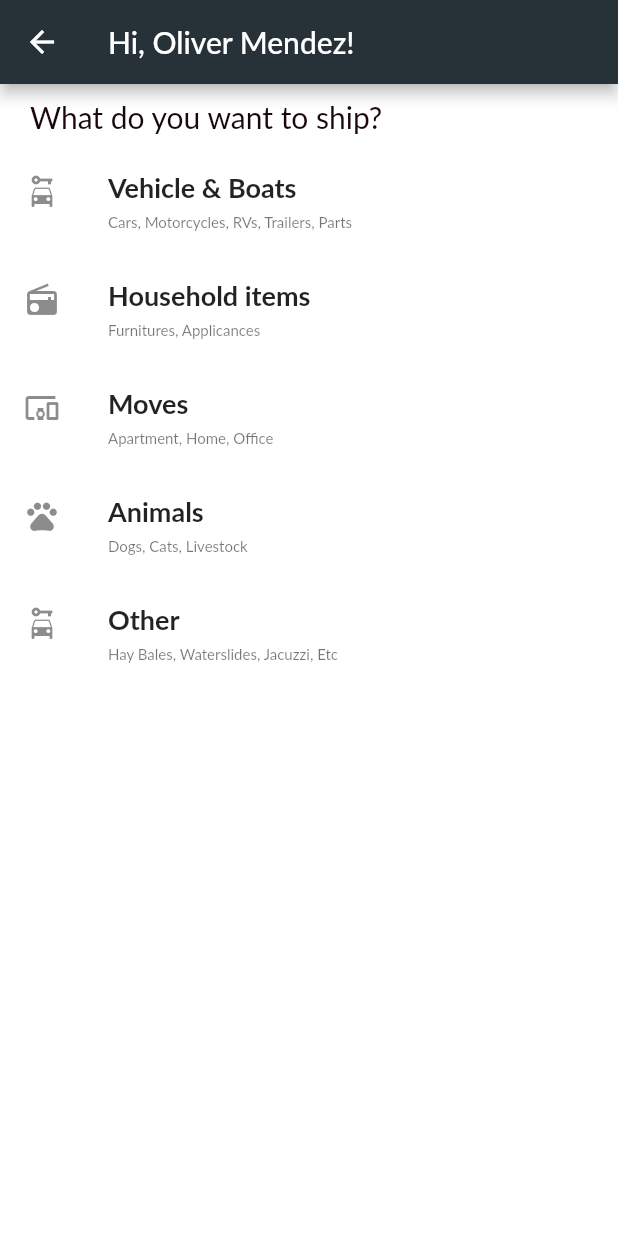
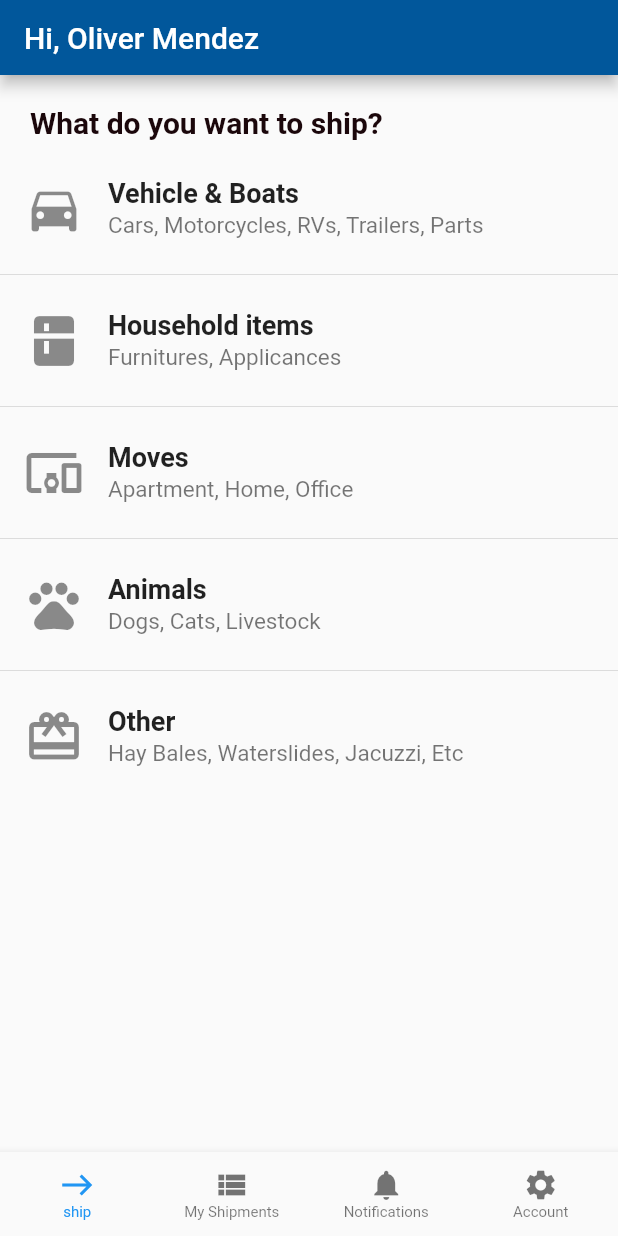
Before and after one commit to olivermendez/Sendi, a Flutter app: the HomePage screen opened by its route, after a tap on "Vehicle & Boats", on a phone screen of 412 x 824 dp. Run offline on Flutter 3.47's test engine with Material 2 defaults, Android fonts, the phone set to English and light mode, and no system bars; our stand-ins replace flutter_signin_button, google_fonts, google_maps_flutter; missing offline and left inert: awesome_card; Roboto replaces fonts that are missing (Lato).

Commit message:
Homepage deliver advanced with navigation and accountpage settings finished

```diff
--- a/sendi_app_commerce/lib/config/theme/custom_deliver_theme.dart
+++ b/sendi_app_commerce/lib/config/theme/custom_deliver_theme.dart
@@ -1,15 +1,16 @@
 import 'package:flutter/material.dart';
+import 'package:google_fonts/google_fonts.dart';
 
 ThemeData themeRider() {
   return ThemeData(
     bottomNavigationBarTheme:
-        BottomNavigationBarThemeData(selectedItemColor: Colors.red),
+        BottomNavigationBarThemeData(selectedItemColor: Colors.blue),
     primaryColor: Colors.lightBlue[900],
     primaryColorDark: Color(0xFFFC0028),
     primaryColorLight: Color(0xFFFE9AAA),
-    scaffoldBackgroundColor: Colors.white,
-    backgroundColor: Color(0xFFF5F5F5),
-    fontFamily: 'Lato',
+    //scaffoldBackgroundColor: Colors.white,
+    //backgroundColor: Color(0xFFF5F5F5),
+    //fontFamily: 'Lato',
     textTheme: TextTheme(
       headline1: TextStyle(
         color: Colors.white,
--- a/sendi_app_commerce/lib/src/components/navbar/nav_screen.dart
+++ b/sendi_app_commerce/lib/src/components/navbar/nav_screen.dart
@@ -2,7 +2,6 @@ import 'package:flutter/material.dart';
 import 'package:sendi_app_commerce/src/pages/profile/profile_page.dart';
 import 'package:sendi_app_commerce/src/pages/home/home_page.dart';
 import 'package:sendi_app_commerce/src/pages/send/send_page.dart';
-import 'package:sendi_app_commerce/src/pages/sended/sended_page.dart';
 
 class NavScreen extends StatefulWidget {
   NavScreen({Key? key}) : super(key: key);
@@ -17,7 +16,6 @@ class _NavScreenState extends State<NavScreen> {
   final _screens = [
     HomePage(),
     SendPage(),
-    SendedPage(),
     ProfilePage(),
   ];
 
--- /dev/null
+++ b/sendi_app_commerce/lib/src/pages/account/account_page.dart
@@ -0,0 +1,126 @@
+import 'package:flutter/material.dart';
+
+class AccountScreen extends StatelessWidget {
+  const AccountScreen({Key? key}) : super(key: key);
+
+  @override
+  Widget build(BuildContext context) {
+    return Scaffold(
+        appBar: AppBar(
+          title: Text("Account"),
+        ),
+        body: builder());
+  }
+
+  Widget builder() {
+    return Padding(
+      padding: const EdgeInsets.all(10.0),
+      child: ListView(
+        children: [
+          ListTile(
+            title: Text(
+              "Oliver Mendez A. \nolivermendez",
+            ),
+            leading: Icon(
+              Icons.account_circle_outlined,
+              size: 40,
+            ),
+            onTap: () {},
+          ),
+          Divider(),
+          Padding(
+            padding: const EdgeInsets.only(left: 20, top: 10, bottom: 10),
+            child: Text("Settings",
+                style: TextStyle(fontSize: 15.0, fontWeight: FontWeight.bold)),
+          ),
+          Divider(),
+          Padding(
+            padding: const EdgeInsets.only(left: 11),
+            child: Container(
+              alignment: Alignment.centerLeft,
+              transformAlignment: AlignmentDirectional.topStart,
+              child: Column(
+                children: [
+                  TextButton(
+                    onPressed: () {},
+                    child: Text(
+                      'Notification Settings',
+                    ),
+                  ),
+                  TextButton(
+                    onPressed: () {},
+                    child: Text(
+                      'Currency: DOP          ',
+                      textAlign: TextAlign.left,
+                    ),
+                  ),
+                ],
+              ),
+            ),
+          ),
+          Padding(
+            padding: const EdgeInsets.only(left: 20, top: 10, bottom: 10),
+            child: Text("Support",
+                style: TextStyle(fontSize: 15.0, fontWeight: FontWeight.bold)),
+          ),
+          Divider(),
+          Padding(
+            padding: const EdgeInsets.only(left: 11),
+            child: Container(
+              alignment: Alignment.centerLeft,
+              transformAlignment: AlignmentDirectional.topStart,
+              child: Column(
+                children: [
+                  TextButton(
+                    onPressed: () {},
+                    child: Text(
+                      'Help Center             ',
+                    ),
+                  ),
+                  TextButton(
+                    onPressed: () {},
+                    child: Text(
+                      'App Feedback          ',
+                      textAlign: TextAlign.left,
+                    ),
+                  ),
+                ],
+              ),
+            ),
+          ),
+          Padding(
+            padding: const EdgeInsets.only(left: 20, top: 10, bottom: 10),
+            child: Text("About",
+                style: TextStyle(fontSize: 15.0, fontWeight: FontWeight.bold)),
+          ),
+          Divider(),
+          Padding(
+            padding: const EdgeInsets.only(left: 11),
+            child: Container(
+              alignment: Alignment.centerLeft,
+              transformAlignment: AlignmentDirectional.topStart,
+              child: Column(
+                children: [
+                  TextButton(
+                    onPressed: () {},
+                    child: Text(
+                      'User Agreement             ',
+                    ),
+                  ),
+                  TextButton(
+                    onPressed: () {},
+                    child: Text(
+                      'Privacy Policy                  ',
+                      textAlign: TextAlign.left,
+                    ),
+                  ),
+                ],
+              ),
+            ),
+          ),
+          Center(child: Text("Version: 1.2"))
+        ],
+      ),
+    );
+  }
+}
--- /dev/null
+++ b/sendi_app_commerce/lib/src/pages/category_home/category_home.dart
@@ -0,0 +1,119 @@
+import 'package:flutter/material.dart';
+
+class CategoryHomeScreen extends StatelessWidget {
+  //const CategoryHomeScreen({Key? key}) : super(key: key);
+
+  final _textStyle = TextStyle(fontSize: 18, fontWeight: FontWeight.bold);
+
+  @override
+  Widget build(BuildContext context) {
+    return Scaffold(
+      appBar: PreferredSize(
+          preferredSize: Size.fromHeight(50.0),
+          child: AppBar(
+            centerTitle: false,
+            automaticallyImplyLeading: false,
+            title: Text(
+              "Hi, Oliver Mendez",
+            ), // hides leading widget
+          )),
+      body: CategoryOptions(textStyle: _textStyle),
+    );
+  }
+}
+
+class CategoryOptions extends StatelessWidget {
+  CategoryOptions({
+    Key? key,
+    required TextStyle textStyle,
+  })  : _textStyle = textStyle,
+        super(key: key);
+
+  final TextStyle _textStyle;
+
+  final _subtitleStyle = TextStyle(fontSize: 15);
+
+  @override
+  Widget build(BuildContext context) {
+    return ListView(
+      children: [
+        Padding(
+          padding:
+              const EdgeInsets.only(top: 20, left: 20, right: 0.0, bottom: 10),
+          child: Text("What do you want to ship?",
+              style: TextStyle(fontSize: 20, fontWeight: FontWeight.bold)),
+        ),
+        ListTile(
+          title: Text(
+            "Vehicle & Boats",
+            style: _textStyle,
+          ),
+          subtitle: Text(
+            "Cars, Motorcycles, RVs, Trailers, Parts",
+            style: _subtitleStyle,
+          ),
+          leading: Icon(
+            Icons.directions_car,
+            size: 40,
+          ),
+          onTap: () {},
+        ),
+        Divider(),
+        ListTile(
+          title: Text(
+            "Household items",
+            style: _textStyle,
+          ),
+          subtitle: Text(
+            "Furnitures, Applicances",
+            style: _subtitleStyle,
+          ),
+          leading: Icon(
+            Icons.kitchen,
+            size: 40,
+          ),
+          onTap: () {},
+        ),
+        Divider(),
+        ListTile(
+          title: Text("Moves", style: _textStyle),
+          subtitle: Text(
+            "Apartment, Home, Office",
+            style: _subtitleStyle,
+          ),
+          leading: Icon(
+            Icons.devices_other,
+            size: 40,
+          ),
+          onTap: () {},
+        ),
+        Divider(),
+        ListTile(
+          title: Text("Animals", style: _textStyle),
+          subtitle: Text(
+            "Dogs, Cats, Livestock",
+            style: _subtitleStyle,
+          ),
+          leading: Icon(
+            Icons.pets,
+            size: 40,
+          ),
+          onTap: () {},
+        ),
+        Divider(),
+        ListTile(
+          title: Text("Other", style: _textStyle),
+          subtitle: Text(
+            "Hay Bales, Waterslides, Jacuzzi, Etc",
+            style: _subtitleStyle,
+          ),
+          leading: Icon(
+            Icons.card_giftcard,
+            size: 40,
+          ),
+          onTap: () {},
+        )
+      ],
+    );
+  }
+}
--- a/sendi_app_commerce/lib/src/pages/home/home_page.dart
+++ b/sendi_app_commerce/lib/src/pages/home/home_page.dart
@@ -1,7 +1,12 @@
 import 'package:flutter/material.dart';
-import 'package:google_maps_flutter/google_maps_flutter.dart';
+import 'package:sendi_app_commerce/src/pages/account/account_page.dart';
+import 'package:sendi_app_commerce/src/pages/category_home/category_home.dart';
+import 'package:sendi_app_commerce/src/pages/my_notifications/my_notifications.dart';
+import 'package:sendi_app_commerce/src/pages/profile/profile_page.dart';
+import 'package:sendi_app_commerce/src/pages/send/send_page.dart';
+import 'package:sendi_app_commerce/src/pages/sended/sended_page.dart';
 
-class HomePage extends StatelessWidget {
+class HomePage extends StatefulWidget {
   static const String routeName = '/home';
 
   static Route route() {
@@ -11,78 +16,63 @@ class HomePage extends StatelessWidget {
     );
   }
 
-  final _textStyle = TextStyle(fontSize: 18, fontWeight: FontWeight.bold);
+  @override
+  _HomePageState createState() => _HomePageState();
+}
+
+class _HomePageState extends State<HomePage> {
+  int _selectedIndex = 0;
+  final _screens = [
+    CategoryHomeScreen(),
+    MyShipments(),
+    MyNotificationsScreen(),
+    AccountScreen(),
+  ];
 
   @override
   Widget build(BuildContext context) {
     return Scaffold(
-      appBar: AppBar(
-        backgroundColor: Colors.blueGrey[900],
-        centerTitle: false,
-        title: Text('Hi, Oliver Mendez!'),
-        //leading: Icon(Icons.menu),
+      body: Stack(
+          children: _screens
+              .asMap()
+              .map(
+                (i, screen) => MapEntry(
+                  i,
+                  Offstage(offstage: _selectedIndex != i, child: screen),
+                ),
+              )
+              .values
+              .toList()),
+      bottomNavigationBar: BottomNavigationBar(
+        elevation: 5,
+        type: BottomNavigationBarType.fixed,
+        selectedFontSize: 10.0,
+        unselectedFontSize: 10.0,
+        currentIndex: _selectedIndex,
+        onTap: (i) => setState(() => _selectedIndex = i),
+        items: [
+          BottomNavigationBarItem(
+            icon: Icon(Icons.east),
+            activeIcon: Icon(Icons.east),
+            label: 'ship',
+          ),
+          BottomNavigationBarItem(
+            icon: Icon(Icons.view_list),
+            activeIcon: Icon(Icons.view_list),
+            label: 'My Shipments',
+          ),
+          BottomNavigationBarItem(
+            icon: Icon(Icons.notifications),
+            activeIcon: Icon(Icons.notifications),
+            label: 'Notifications',
+          ),
+          BottomNavigationBarItem(
+            icon: Icon(Icons.settings),
+            activeIcon: Icon(Icons.settings),
+            label: 'Account',
+          ),
+        ],
       ),
-      body: CategoryOptions(textStyle: _textStyle),
     );
   }
 }
-
-class CategoryOptions extends StatelessWidget {
-  const CategoryOptions({
-    Key? key,
-    required TextStyle textStyle,
-  })  : _textStyle = textStyle,
-        super(key: key);
-
-  final TextStyle _textStyle;
-
-  @override
-  Widget build(BuildContext context) {
-    return ListView(
-      children: [
-        Padding(
-          padding:
-              const EdgeInsets.only(top: 10, left: 20, right: 0.0, bottom: 10),
-          child: Text("What do you want to ship?",
-              style: TextStyle(fontSize: 20, fontWeight: FontWeight.normal)),
-        ),
-        ListTile(
-          title: Text(
-            "Vehicle & Boats",
-            style: _textStyle,
-          ),
-          subtitle: Text("Cars, Motorcycles, RVs, Trailers, Parts"),
-          leading: Icon(Icons.car_rental),
-          onTap: () {},
-        ),
-        ListTile(
-          title: Text(
-            "Household items",
-            style: _textStyle,
-          ),
-          subtitle: Text("Furnitures, Applicances"),
-          leading: Icon(Icons.radio),
-          onTap: () {},
-        ),
-        ListTile(
-          title: Text("Moves", style: _textStyle),
-          subtitle: Text("Apartment, Home, Office"),
-          leading: Icon(Icons.devices_other),
-          onTap: () {},
-        ),
-        ListTile(
-          title: Text("Animals", style: _textStyle),
-          subtitle: Text("Dogs, Cats, Livestock"),
-          leading: Icon(Icons.pets),
-          onTap: () {},
-        ),
-        ListTile(
-          title: Text("Other", style: _textStyle),
-          subtitle: Text("Hay Bales, Waterslides, Jacuzzi, Etc"),
-          leading: Icon(Icons.car_rental),
-          onTap: () {},
-        )
-      ],
-    );
-  }
-}
--- /dev/null
+++ b/sendi_app_commerce/lib/src/pages/my_notifications/my_notifications.dart
@@ -0,0 +1,17 @@
+import 'package:flutter/material.dart';
+
+class MyNotificationsScreen extends StatelessWidget {
+  const MyNotificationsScreen({Key? key}) : super(key: key);
+
+  @override
+  Widget build(BuildContext context) {
+    return Scaffold(
+      appBar: AppBar(
+        title: Text("Notifications"),
+      ),
+      body: Center(
+        child: Text("Notifcation page"),
+      ),
+    );
+  }
+}
--- a/sendi_app_commerce/lib/src/pages/phone_verfication/verifty_phone.dart
+++ b/sendi_app_commerce/lib/src/pages/phone_verfication/verifty_phone.dart
@@ -76,6 +76,8 @@ class _VerifyPhoneState extends State<VerifyPhone> {
                       ],
                     ),
                   ),
+
+                  //Didn't receive code? Request again
                   Padding(
                     padding: EdgeInsets.symmetric(vertical: 14),
                     child: Row(
@@ -114,11 +116,11 @@ class _VerifyPhoneState extends State<VerifyPhone> {
             decoration: BoxDecoration(
               color: Colors.white,
               borderRadius: BorderRadius.all(
-                Radius.circular(25),
+                Radius.circular(10),
               ),
             ),
             child: Padding(
-              padding: EdgeInsets.all(16),
+              padding: EdgeInsets.all(20),
               child: Row(
                 children: <Widget>[
                   Expanded(
@@ -133,17 +135,18 @@ class _VerifyPhoneState extends State<VerifyPhone> {
                       },
                       child: Container(
                         decoration: BoxDecoration(
-                          color: Color(0xFFFFDC3D),
+                          color: Colors.green,
                           borderRadius: BorderRadius.all(
-                            Radius.circular(15),
+                            Radius.circular(5),
                           ),
                         ),
                         child: Center(
                           child: Text(
                             "Verify and Create Account",
                             style: TextStyle(
+                              color: Colors.white,
                               fontSize: 18,
-                              fontWeight: FontWeight.bold,
+                              //fontWeight: FontWeight.bold,
                             ),
                           ),
                         ),
--- a/sendi_app_commerce/lib/src/pages/sended/sended_page.dart
+++ b/sendi_app_commerce/lib/src/pages/sended/sended_page.dart
@@ -2,7 +2,7 @@ import 'package:flutter/material.dart';
 import 'package:sendi_app_commerce/src/pages/home/home_page.dart';
 import 'package:sendi_app_commerce/src/pages/package_sended_details/package_sended_details.dart';
 
-class SendedPage extends StatelessWidget {
+class MyShipments extends StatelessWidget {
   //const SendPage({Key? key}) : super(key: key);
 
   @override
@@ -10,7 +10,7 @@ class SendedPage extends StatelessWidget {
     return Scaffold(
       appBar: AppBar(
         //backgroundColor: Colors.purple,
-        title: Text("Package Sended"),
+        title: Text("My Shipments"),
         elevation: 0,
         leading: IconButton(
           icon: Icon(Icons.arrow_back_ios_new_rounded),
@@ -20,14 +20,15 @@ class SendedPage extends StatelessWidget {
           },
         ),
       ),
-      body: _builListView(context),
+      body: _builListView(context, 5),
     );
   }
 
-  ListView _builListView(BuildContext context) {
+  ListView _builListView(BuildContext context, int items) {
     final _styleTextSubtitle = TextStyle(fontSize: 13.0);
+
     return ListView.builder(
-      itemCount: 10,
+      itemCount: items,
       itemBuilder: (_, index) {
         return ListTile(
           title: Text("Small Package $index"),
```
